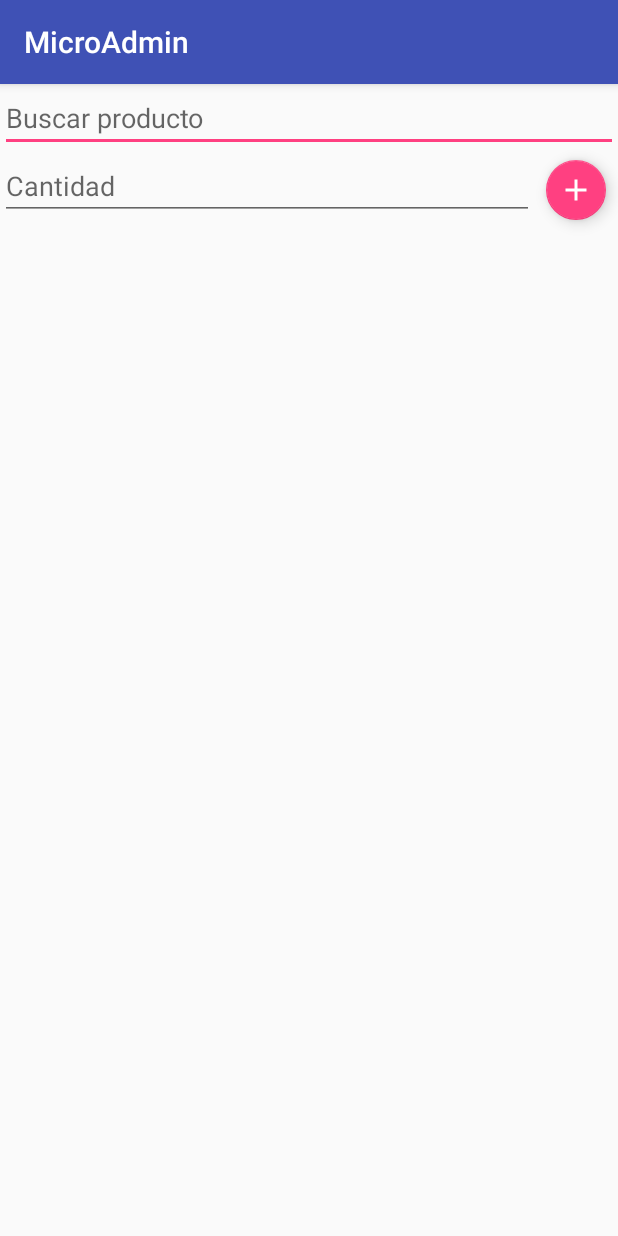
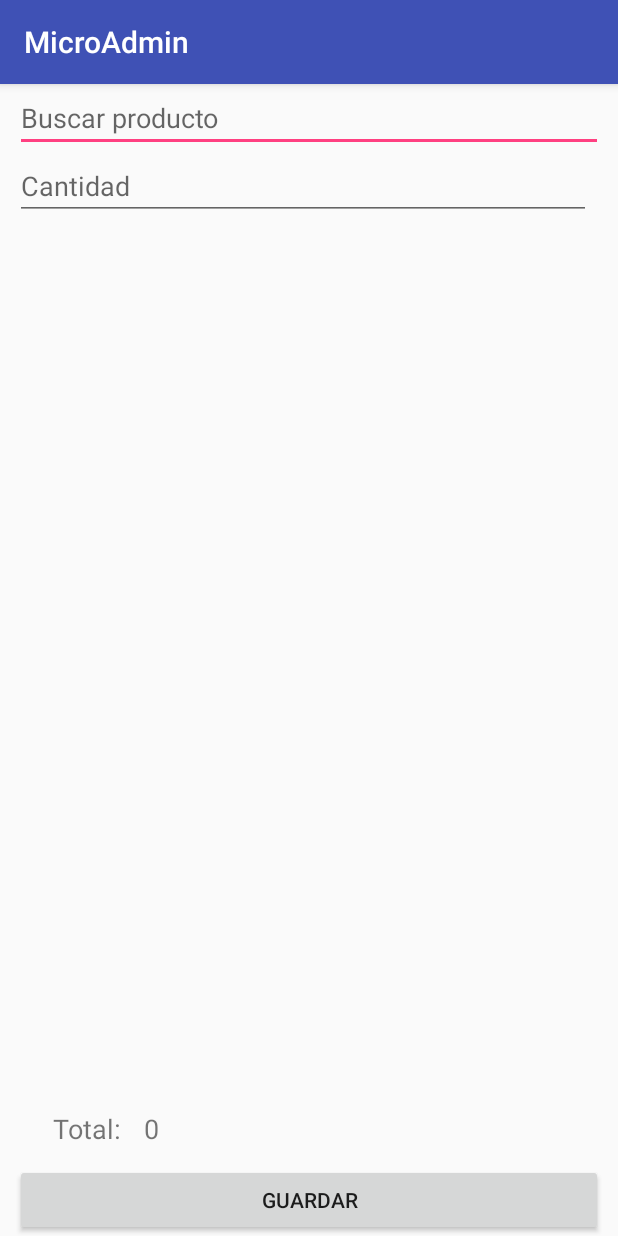
Before and after one commit to ocovolcano/MicroAdmin, an Android app: the AgregarVenta screen opened directly, with no data from a screen before it, on a phone screen of 412 x 824 dp. Run offline under Robolectric (Android 15) with nearby library versions, the phone set to English and light mode, and no system bars; 2 statements that could not run were skipped.

Commit message:
Commit AgregarVenta

```diff
--- a/app/src/main/AndroidManifest.xml
+++ b/app/src/main/AndroidManifest.xml
@@ -36,7 +36,10 @@
             android:label="@string/title_activity_main_inventario"
             android:theme="@style/AppTheme.NoActionBar" />
         <activity android:name=".MostrarProducto" />
-        <activity android:name=".AgregarVenta"></activity>
+        <activity android:name=".AgregarVenta"
+            android:windowSoftInputMode="adjustNothing">
+
+        </activity>
     </application>
 
 </manifest>
--- a/app/src/main/java/com/example/caro/microadmin/AgregarVenta.java
+++ b/app/src/main/java/com/example/caro/microadmin/AgregarVenta.java
@@ -1,12 +1,25 @@
 package com.example.caro.microadmin;
 
+import android.content.Intent;
+import android.provider.Settings;
+import android.support.design.widget.FloatingActionButton;
+import android.support.design.widget.Snackbar;
 import android.support.v7.app.AppCompatActivity;
 import android.os.Bundle;
+import android.text.Editable;
+import android.text.TextWatcher;
+import android.view.View;
 import android.widget.ArrayAdapter;
 import android.widget.AutoCompleteTextView;
+import android.widget.Button;
+import android.widget.EditText;
+import android.widget.ListView;
+import android.widget.TextView;
+import android.widget.Toast;
 
 import com.android.volley.RequestQueue;
 import com.android.volley.Response;
+import com.android.volley.toolbox.StringRequest;
 import com.android.volley.toolbox.Volley;
 
 import org.json.JSONArray;
@@ -14,19 +27,109 @@ import org.json.JSONException;
 import org.json.JSONObject;
 
 import java.util.ArrayList;
+import java.util.HashMap;
 
 public class AgregarVenta extends AppCompatActivity {
-    private ArrayList<Producto> listaProductos = new ArrayList<>();
-    private ArrayList<String> listaAutoCompletar = new ArrayList<>();
+    ArrayList<Producto> listaProductos = new ArrayList<>();
+    ArrayList<String> listaAutoCompletar = new ArrayList<>();
+    ArrayList<HashMap<String,String>> agregar ;
+    ArrayList<HashMap<String,String>> productosAgregados;
+    ArrayList<String> datos ;
+    ListViewAdapter adapter;
+    ListView listView;
+    AutoCompleteTextView auto;
+    FloatingActionButton fbAgregarProducto;
+    Button btnGuardar;
+    EditText tvCantidad;
+    TextView tvTotal;
+    int cantidad;
+    double total = 0 ;
+
+    public static final String FIRST_COLUMN="First";
+    public static final String SECOND_COLUMN="Second";
+
     @Override
     protected void onCreate(Bundle savedInstanceState) {
         super.onCreate(savedInstanceState);
         setContentView(R.layout.activity_agregar_venta);
+        cantidad = 0;
         listaProductos = (ArrayList<Producto>)getIntent().getSerializableExtra("arrayProductos");
+
+        agregar = new ArrayList<>();
+        datos = new ArrayList<>();
+        productosAgregados = new ArrayList<>();
         CrearListaAutoCompletar();
-        AutoCompleteTextView auto = (AutoCompleteTextView) findViewById(R.id.acProducto);
-        ArrayAdapter<String> adapter = new ArrayAdapter<String>(this, R.layout.support_simple_spinner_dropdown_item,listaAutoCompletar);
-        auto.setAdapter(adapter);
+        listView = (ListView) findViewById(R.id.lvVenta);
+        //adapter = new ArrayAdapter<String> (this,android.R.layout.simple_list_item_1,datos);
+        adapter = new ListViewAdapter(this,agregar);
+        listView.setAdapter(adapter);
+
+        fbAgregarProducto = (FloatingActionButton) findViewById(R.id.fabAgregarProdAVenta);
+        fbAgregarProducto.hide();
+
+        tvTotal = (TextView) findViewById(R.id.tvTotal);
+        tvCantidad = (EditText) findViewById(R.id.etCantidad);
+        btnGuardar = (Button) findViewById(R.id.btnGuardarVenta);
+        btnOnClick();
+        btnGuardarOnClick();
+        tvCantidad.addTextChangedListener(
+                new TextWatcher() {
+
+
+                    public void beforeTextChanged(CharSequence s, int start, int count, int after) {
+
+                    }
+
+
+                    public void onTextChanged(CharSequence s, int start, int before, int count) {
+
+                    }
+
+                    public void afterTextChanged(Editable s) {
+                        if(isNumeric(tvCantidad.getText().toString())) {
+                            int valorCantidad = Integer.parseInt(tvCantidad.getText().toString());
+
+                            if (valorCantidad < 0) {
+                                Snackbar.make(getCurrentFocus(), "Debe ingresar una cantidad mayor a 0", Snackbar.LENGTH_LONG).setAction("Action", null).show();
+                                tvCantidad.setText("");
+                                fbAgregarProducto.hide();
+                            } else if (valorCantidad > cantidad) {
+                                Snackbar.make(getCurrentFocus(), "Debe ingresar una cantidad menor a "+cantidad, Snackbar.LENGTH_LONG).setAction("Action", null).show();
+                                tvCantidad.setText("");
+                                fbAgregarProducto.hide();
+                            }else if(valorCantidad>0){
+                                fbAgregarProducto.show();
+                            }else{
+                                fbAgregarProducto.hide();
+                            }
+                        }
+                    }
+                }
+        );
+        auto = (AutoCompleteTextView) findViewById(R.id.acProducto);
+        auto.addTextChangedListener(new TextWatcher() {
+
+            public void afterTextChanged(Editable s) {
+                String producto = auto.getText().toString();
+                for (Producto prod:listaProductos
+                        ) {
+                    if(prod.getNombre().equals(producto)){
+                        cantidad = prod.getCantidad();
+                        Snackbar.make(getCurrentFocus(),"Cantidad disponible "+cantidad,Snackbar.LENGTH_LONG).setAction("Action",null).show();
+                        fbAgregarProducto.hide();
+                        tvCantidad.setText("");
+                    }
+                }
+            }
+
+            public void beforeTextChanged(CharSequence s, int start, int count, int after) {}
+
+            public void onTextChanged(CharSequence s, int start, int before, int count) {
+
+            }
+        });
+        ArrayAdapter<String> adapter2 = new ArrayAdapter<String>(this, R.layout.support_simple_spinner_dropdown_item,listaAutoCompletar);
+        auto.setAdapter(adapter2);
     }
 
     public void CrearListaAutoCompletar(){
@@ -36,4 +139,92 @@ public class AgregarVenta extends AppCompatActivity {
         }
 
     }
+
+    private static boolean isNumeric(String cadena){
+        try {
+            Integer.parseInt(cadena);
+            return true;
+        } catch (NumberFormatException nfe){
+            return false;
+        }
+    }
+
+    public void btnOnClick(){
+        fbAgregarProducto.setOnClickListener(new View.OnClickListener(){
+
+            @Override
+            public void onClick(View v) {
+
+                HashMap<String,String> hashMap = new HashMap<String, String>();
+                hashMap.put(FIRST_COLUMN,auto.getText().toString());
+                hashMap.put(SECOND_COLUMN,tvCantidad.getText().toString());
+                String producto = auto.getText().toString();
+
+                for (Producto prod:listaProductos
+                        ) {
+                    if(prod.getNombre().equals(producto)){
+                        cantidad = prod.getCantidad()- Integer.parseInt(tvCantidad.getText().toString());
+                        prod.setCantidad(cantidad);
+                        hashMap.put("idProducto",String.valueOf(prod.getIDProducto()));
+                        hashMap.put("cantidad",tvCantidad.getText().toString());
+                        productosAgregados.add(hashMap);
+                        total +=(Integer.parseInt(tvCantidad.getText().toString())*prod.getPrecioUnidad());
+                    }
+                }
+                auto.setText("");
+                tvCantidad.setText("");
+                tvTotal.setText(String.valueOf(total));
+                fbAgregarProducto.hide();
+                try {
+                    agregar.add(hashMap);
+                }catch (Error e){
+                }
+                adapter.notifyDataSetChanged();
+            }
+        });
+    }
+
+    public void btnGuardarOnClick(){
+        btnGuardar.setOnClickListener(new View.OnClickListener(
+
+        ) {
+            @Override
+            public void onClick(View v) {
+                btnGuardar.setEnabled(false);
+                Response.Listener<String> responseListener = new Response.Listener<String>() {
+
+                    @Override
+                    public void onResponse(String response) {
+                        System.out.println(response);
+                        try {
+                            JSONObject JsonResponse = new JSONObject(response);
+                            boolean agregado = JsonResponse.getBoolean("success");
+
+                            if (agregado) {
+                                mostrarMensaje("Se ha guardado correctamente");
+
+                            } else {
+                                mostrarMensaje("Ha ocurrido un error");
+
+                            }
+
+                        } catch (JSONException e) {
+                            e.printStackTrace();
+                        }
+                    }
+                };
+
+                VentaRequest ventaRequest = new VentaRequest(responseListener, getIntent().getIntExtra("IDUsuario", 0), productosAgregados);
+                RequestQueue requestQueue = Volley.newRequestQueue(AgregarVenta.this);
+                requestQueue.add(ventaRequest);
+            }
+        });
+    }
+
+    private void mostrarMensaje(String mensaje){
+        CharSequence text = mensaje;
+        int duration = Toast.LENGTH_SHORT;
+        Toast toast = Toast.makeText(getApplicationContext(), text, duration);
+        toast.show();
+    }
 }
--- a/app/src/main/java/com/example/caro/microadmin/InventarioAdapter.java
+++ b/app/src/main/java/com/example/caro/microadmin/InventarioAdapter.java
@@ -76,7 +76,6 @@ public class InventarioAdapter extends RecyclerView.Adapter<InventarioAdapter.Vi
                 @Override
                 public void onClick(View v) {
                     int posicion = getAdapterPosition();
-                    Snackbar.make(v,"Se selecciono el producto con id "+idProducto,Snackbar.LENGTH_LONG).setAction("Action",null).show();
                     Intent intent = new Intent(context,MostrarProducto.class);
                     intent.putExtra("Producto",listaProductos.get(posicion));
                     context.startActivity(intent);
--- /dev/null
+++ b/app/src/main/java/com/example/caro/microadmin/ListViewAdapter.java
@@ -0,0 +1,81 @@
+package com.example.caro.microadmin;
+
+import android.app.Activity;
+import android.support.v7.widget.RecyclerView;
+import android.view.LayoutInflater;
+import android.view.View;
+import android.view.ViewGroup;
+import android.widget.BaseAdapter;
+import android.widget.TextView;
+
+import java.util.ArrayList;
+import java.util.HashMap;
+
+/**
+ * Created by Jean on 6/13/2017.
+ */
+
+public class ListViewAdapter extends BaseAdapter {
+    public ArrayList<HashMap<String, String>> list;
+    Activity activity;
+    public static final String FIRST_COLUMN="First";
+    public static final String SECOND_COLUMN="Second";
+
+
+    public ListViewAdapter(Activity activity,ArrayList<HashMap<String, String>> list){
+        super();
+        this.activity=activity;
+        this.list=list;
+    }
+
+    @Override
+    public int getCount() {
+        // TODO Auto-generated method stub
+        return list.size();
+    }
+
+    @Override
+    public Object getItem(int position) {
+        // TODO Auto-generated method stub
+        return list.get(position);
+    }
+
+    @Override
+    public long getItemId(int position) {
+        // TODO Auto-generated method stub
+        return 0;
+    }
+
+    private class ViewHolder{
+        TextView txtFirst;
+        TextView txtSecond;
+    }
+
+    @Override
+    public View getView(int position, View convertView, ViewGroup parent) {
+        // TODO Auto-generated method stub
+
+        ViewHolder holder;
+
+        LayoutInflater inflater=activity.getLayoutInflater();
+
+        if(convertView == null){
+
+            convertView=inflater.inflate(R.layout.column_row, null);
+            holder=new ViewHolder();
+
+            holder.txtFirst=(TextView) convertView.findViewById(R.id.TextFirst);
+            holder.txtSecond=(TextView) convertView.findViewById(R.id.TextSecond);
+            convertView.setTag(holder);
+        }else{
+
+            holder=(ViewHolder) convertView.getTag();
+        }
+
+        HashMap<String, String> map=list.get(position);
+        holder.txtFirst.setText(map.get(FIRST_COLUMN));
+        holder.txtSecond.setText(map.get(SECOND_COLUMN));
+
+        return convertView;
+    }
+}
--- a/app/src/main/java/com/example/caro/microadmin/Producto.java
+++ b/app/src/main/java/com/example/caro/microadmin/Producto.java
@@ -50,6 +50,8 @@ public class Producto implements Serializable{
         this.URL = URL;
     }
 
+    public void setCantidad(int cantidad){this.cantidad = cantidad;}
+
     public double getCostoManufactura() {
         return costoManufactura;
     }
--- a/app/src/main/res/layout/activity_agregar_venta.xml
+++ b/app/src/main/res/layout/activity_agregar_venta.xml
@@ -4,6 +4,8 @@
     xmlns:tools="http://schemas.android.com/tools"
     android:layout_width="match_parent"
     android:layout_height="match_parent"
+    android:layout_marginLeft="10dp"
+    android:layout_marginRight="10dp"
     tools:context="com.example.caro.microadmin.AgregarVenta">
 
     <AutoCompleteTextView
@@ -20,13 +22,13 @@
         android:layout_height="wrap_content"
         android:layout_below="@+id/acProducto"
         android:layout_marginRight="8dp"
+        android:layout_toLeftOf="@+id/fabAgregarProdAVenta"
         android:layout_toStartOf="@+id/fabAgregarProdAVenta"
         android:ems="10"
         android:hint="Cantidad"
         android:inputType="number"
         tools:layout_editor_absoluteX="0dp"
-        tools:layout_editor_absoluteY="0dp"
-        android:layout_toLeftOf="@+id/fabAgregarProdAVenta" />
+        tools:layout_editor_absoluteY="0dp" />
 
     <android.support.design.widget.FloatingActionButton
         android:id="@+id/fabAgregarProdAVenta"
@@ -41,9 +43,70 @@
         app:fabSize="mini"
         app:srcCompat="@drawable/ic_add_white_48dp" />
 
-    <ListView
+    <ScrollView
+        android:id="@+id/scrollView2"
         android:layout_width="match_parent"
-        android:layout_height="match_parent"
-        android:layout_below="@+id/etCantidad"/>
+        android:layout_height="wrap_content"
+        android:layout_alignParentLeft="true"
+        android:layout_alignParentStart="true"
+        android:layout_centerVertical="true">
+
+        <LinearLayout
+            android:id="@+id/linearLayout3"
+            android:layout_width="match_parent"
+            android:layout_height="wrap_content"
+            android:layout_alignParentLeft="true"
+            android:layout_alignParentStart="true"
+            android:layout_marginTop="12dp"
+            android:orientation="vertical">
+
+            <ListView
+                android:id="@+id/lvVenta"
+                android:layout_width="match_parent"
+                android:layout_height="276dp"
+                android:layout_alignParentLeft="true"
+                android:layout_alignParentStart="true"
+                android:layout_below="@+id/etCantidad"
+                android:layout_marginRight="5dp"
+                android:layout_marginTop="30dp" />
+        </LinearLayout>
+    </ScrollView>
+
+    <Button
+        android:id="@+id/btnGuardarVenta"
+        android:layout_width="match_parent"
+        android:layout_height="wrap_content"
+        android:layout_alignParentBottom="true"
+        android:layout_alignParentLeft="true"
+        android:layout_alignParentStart="true"
+        android:text="Guardar" />
+
+    <TextView
+        android:id="@+id/textView2"
+        android:layout_width="wrap_content"
+        android:layout_height="wrap_content"
+        android:layout_above="@+id/btnGuardarVenta"
+        android:layout_alignParentLeft="true"
+        android:layout_alignParentStart="true"
+        android:layout_marginBottom="11dp"
+        android:layout_marginLeft="25dp"
+        android:layout_marginStart="25dp"
+        android:layout_marginTop="30dp"
+        android:text="Total:"
+        android:textSize="18sp" />
+
+    <TextView
+        android:id="@+id/tvTotal"
+        android:layout_width="wrap_content"
+        android:layout_height="wrap_content"
+        android:layout_alignBaseline="@+id/textView2"
+        android:layout_alignBottom="@+id/textView2"
+        android:layout_marginLeft="15dp"
+        android:layout_marginStart="15dp"
+        android:layout_toEndOf="@+id/textView2"
+        android:layout_toRightOf="@+id/textView2"
+        android:text="0"
+        android:textSize="18sp" />
+
 
 </RelativeLayout>
--- a/volley/src/main/java/com/android/volley/toolbox/BasicNetwork.java
+++ b/volley/src/main/java/com/android/volley/toolbox/BasicNetwork.java
@@ -40,6 +40,7 @@ import org.apache.http.HttpStatus;
 import org.apache.http.StatusLine;
 import org.apache.http.conn.ConnectTimeoutException;
 import org.apache.http.impl.cookie.DateUtils;
+import org.json.JSONException;
 
 import java.io.IOException;
 import java.io.InputStream;
@@ -176,6 +177,8 @@ public class BasicNetwork implements Network {
                 } else {
                     attemptRetryOnException("network", request, new NetworkError());
                 }
+            } catch (JSONException e) {
+                e.printStackTrace();
             }
         }
     }
--- a/volley/src/main/java/com/android/volley/toolbox/HttpStack.java
+++ b/volley/src/main/java/com/android/volley/toolbox/HttpStack.java
@@ -20,6 +20,7 @@ import com.android.volley.AuthFailureError;
 import com.android.volley.Request;
 
 import org.apache.http.HttpResponse;
+import org.json.JSONException;
 
 import java.io.IOException;
 import java.util.Map;
@@ -40,6 +41,6 @@ public interface HttpStack {
      * @return the HTTP response
      */
     HttpResponse performRequest(Request<?> request, Map<String, String> additionalHeaders)
-        throws IOException, AuthFailureError;
+            throws IOException, AuthFailureError, JSONException;
 
 }
```
Also changed, not shown: app/src/main/java/com/example/caro/microadmin/VentaRequest.java (added, +58 -0 lines), app/src/main/res/layout/column_row.xml (added, +22 -0 lines), volley/src/main/java/com/android/volley/Request.java (+6 -4 lines), volley/src/main/java/com/android/volley/toolbox/HttpClientStack.java (+4 -3 lines), volley/src/main/java/com/android/volley/toolbox/HurlStack.java (+4 -3 lines).
